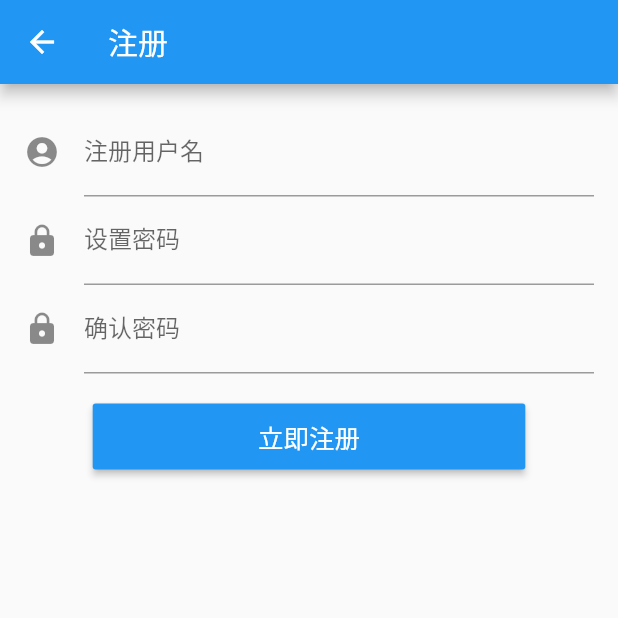
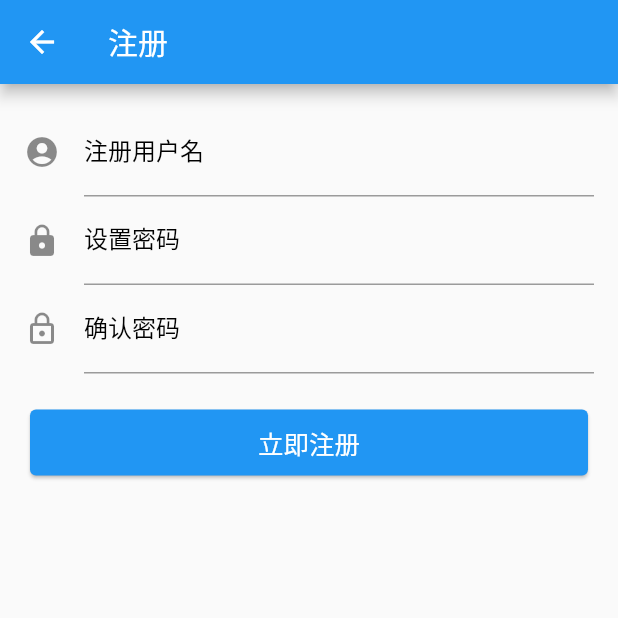
Before and after one commit to KCrason/wan_android_flutter, a Flutter app: the Login screen opened directly, after a tap on "立即注册", on a phone screen of 412 x 824 dp, the top half of it. Run offline on Flutter 3.47's test engine with Material 2 defaults, Android fonts, the phone set to English and light mode, and no system bars; our stand-ins replace cookie_jar, dio, event_bus, flutter_swiper, shared_preferences, sqflite and 2 more; missing offline and left inert: random_color; accounts and stored records are empty; generated files the repository leaves out were written again; network calls fail.

Commit message:
修复部分bug，增加apk

```diff
--- a/lib/me.dart
+++ b/lib/me.dart
@@ -131,17 +131,41 @@ class _MeState extends State<Me> with AutomaticKeepAliveClientMixin {
                       child: Text(
                         '退出登陆',
                         style: TextStyle(
-                            fontSize: 18, fontWeight: FontWeight.w400,color: Colors.white),
+                            fontSize: 18,
+                            fontWeight: FontWeight.w400,
+                            color: Colors.white),
                       ),
                     ),
                   ),
                   onTap: () {
-                    UserHelper.loginOut(_globalKey.currentState, () {
-                      setState(() {
-                        _isLogin = false;
-                        _userName = '还未登陆，点击登陆';
-                      });
-                    });
+                    showDialog(
+                        context: context,
+                        builder: (context) {
+                          return AlertDialog(
+                            title: Text('提示'),
+                            content: Text(
+                                '是否确认退出登陆？退出登陆后将删除本地缓存用户数据并将无法收藏相关文章。如有需要，请重新登陆。'),
+                            actions: <Widget>[
+                              FlatButton(
+                                  onPressed: () {
+                                    Navigator.pop(context);
+                                  },
+                                  child: Text('取消')),
+                              FlatButton(
+                                  onPressed: () {
+                                    Navigator.pop(context);
+                                    UserHelper.loginOut(_globalKey.currentState,
+                                        () {
+                                      setState(() {
+                                        _isLogin = false;
+                                        _userName = '还未登陆，点击登陆';
+                                      });
+                                    });
+                                  },
+                                  child: Text('确定'))
+                            ],
+                          );
+                        });
                   },
                 )),
           )
--- a/lib/user/login.dart
+++ b/lib/user/login.dart
@@ -89,7 +89,7 @@ class _LoginState extends State<Login> {
                   },
                   child: Text(
                     '立即注册',
-                    style: TextStyle(color: Theme.of(context).primaryColor),
+                    style: TextStyle(color: Colors.blue),
                   ),
                 ),
                 alignment: FractionalOffset.centerRight,
@@ -97,12 +97,10 @@ class _LoginState extends State<Login> {
             ),
             Container(
               margin: EdgeInsets.only(top: 20.0),
-              child: SizedBox(
-                height: 44.0,
-                width: MediaQuery.of(context).size.width * 0.7,
-                child: RaisedButton(
-                  color: Theme.of(context).primaryColor,
-                  onPressed: () {
+              child: Card(
+                color: Colors.blue,
+                child: InkWell(
+                  onTap: () {
                     if (_account == null || _account.length == 0) {
                       _globalKey.currentState
                           .showSnackBar(SnackBar(content: Text('请输入账户名')));
@@ -118,7 +116,6 @@ class _LoginState extends State<Login> {
                       _login();
                     });
                   },
-                  textColor: Colors.white,
                   child: Container(
                     height: 44.0,
                     child: Row(
@@ -127,7 +124,7 @@ class _LoginState extends State<Login> {
                         GestureDetector(
                           child: Text(
                             '立即登录',
-                            style: TextStyle(fontSize: 17),
+                            style: TextStyle(fontSize: 17, color: Colors.white),
                           ),
                         ),
                         Container(
--- a/lib/user/register.dart
+++ b/lib/user/register.dart
@@ -17,6 +17,10 @@ class _RegisterState extends State<Register> {
 
   bool _isLogging = false;
 
+  FocusNode _focusNodeAccount = new FocusNode();
+  FocusNode _focusNodePassword = new FocusNode();
+  FocusNode _focusNodeRePassword = new FocusNode();
+
   void _register() async {
     _isLogging = true;
     ApiRequest.register(_account, _password, _rePassword).then((response) {
@@ -33,6 +37,21 @@ class _RegisterState extends State<Register> {
   }
 
   @override
+  void initState() {
+    // TODO: implement initState
+    super.initState();
+    _focusNodeRePassword.addListener(() {
+      setState(() {});
+    });
+    _focusNodePassword.addListener(() {
+      setState(() {});
+    });
+    _focusNodeAccount.addListener(() {
+      setState(() {});
+    });
+  }
+
+  @override
   Widget build(BuildContext context) {
     return Scaffold(
       key: _globalKey,
@@ -45,9 +64,19 @@ class _RegisterState extends State<Register> {
             TextField(
               decoration: InputDecoration(
                   labelText: '注册用户名',
-                  icon: Icon(
-                    Icons.account_circle,
-                  )),
+                  labelStyle: TextStyle(
+                      color: _focusNodeAccount.hasFocus
+                          ? Colors.blue
+                          : Colors.black),
+                  icon: _focusNodeAccount.hasFocus
+                      ? Icon(
+                          Icons.account_circle,
+                          color: Colors.blue,
+                        )
+                      : Icon(
+                          Icons.account_circle,
+                        )),
+              focusNode: _focusNodeAccount,
               onChanged: (text) {
                 setState(() {
                   _account = text;
@@ -57,9 +86,19 @@ class _RegisterState extends State<Register> {
             TextField(
               decoration: InputDecoration(
                   labelText: '设置密码',
-                  icon: Icon(
-                    Icons.lock,
-                  )),
+                  labelStyle: TextStyle(
+                      color: _focusNodePassword.hasFocus
+                          ? Colors.blue
+                          : Colors.black),
+                  icon: _focusNodePassword.hasFocus
+                      ? Icon(
+                          Icons.lock,
+                          color: Colors.blue,
+                        )
+                      : Icon(
+                          Icons.lock,
+                        )),
+              focusNode: _focusNodePassword,
               onChanged: (text) {
                 setState(() {
                   _password = text;
@@ -69,9 +108,19 @@ class _RegisterState extends State<Register> {
             TextField(
               decoration: InputDecoration(
                   labelText: '确认密码',
-                  icon: Icon(
-                    Icons.lock,
-                  )),
+                  labelStyle: TextStyle(
+                      color: _focusNodeRePassword.hasFocus
+                          ? Colors.blue
+                          : Colors.black),
+                  icon: _focusNodeRePassword.hasFocus
+                      ? Icon(
+                          Icons.lock_outline,
+                          color: Colors.blue,
+                        )
+                      : Icon(
+                          Icons.lock_outline,
+                        )),
+              focusNode: _focusNodeRePassword,
               onChanged: (text) {
                 setState(() {
                   _rePassword = text;
@@ -80,12 +129,10 @@ class _RegisterState extends State<Register> {
             ),
             Container(
               margin: EdgeInsets.only(top: 20.0),
-              child: SizedBox(
-                height: 44.0,
-                width: MediaQuery.of(context).size.width * 0.7,
-                child: RaisedButton(
-                  color: Theme.of(context).primaryColor,
-                  onPressed: () {
+              child: Card(
+                color: Colors.blue,
+                child: InkWell(
+                  onTap: () {
                     if (_account == null || _account.length == 0) {
                       _globalKey.currentState
                           .showSnackBar(SnackBar(content: Text('请输入账户名')));
@@ -106,7 +153,6 @@ class _RegisterState extends State<Register> {
                       _register();
                     });
                   },
-                  textColor: Colors.white,
                   child: Container(
                     height: 44.0,
                     child: Row(
@@ -115,7 +161,7 @@ class _RegisterState extends State<Register> {
                         GestureDetector(
                           child: Text(
                             '立即注册',
-                            style: TextStyle(fontSize: 17),
+                            style: TextStyle(fontSize: 17, color: Colors.white),
                           ),
                         ),
                         Container(
```
